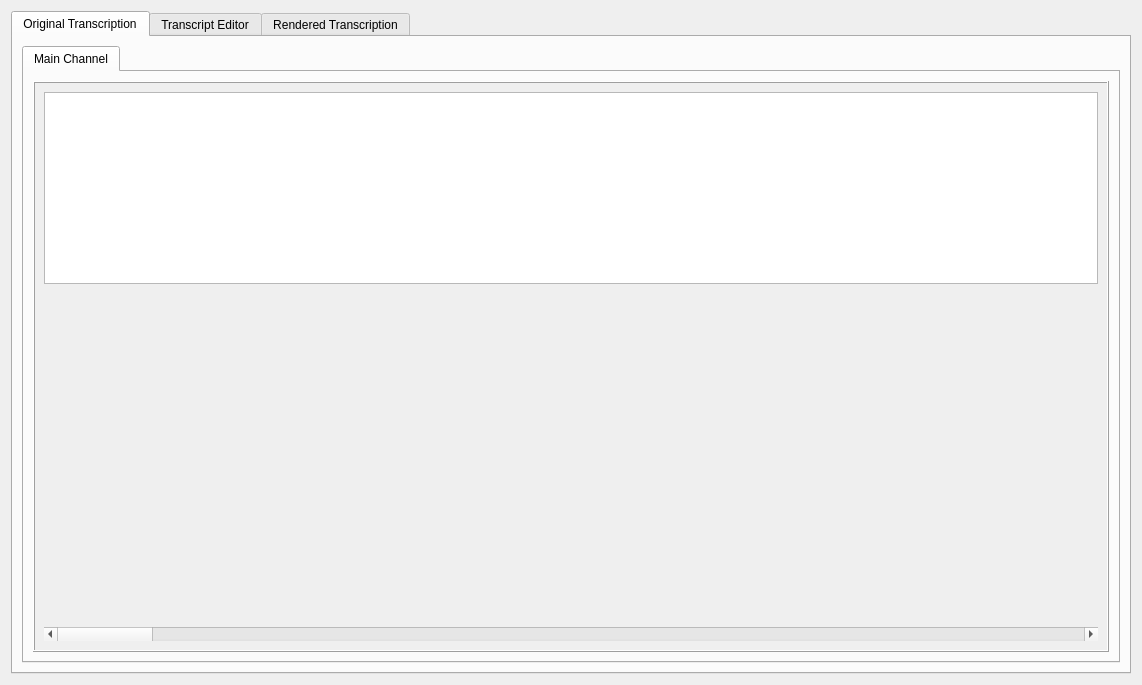
ElliotCouvignou/ECE445, file UserInterface/GUI.ui: the form before one commit.
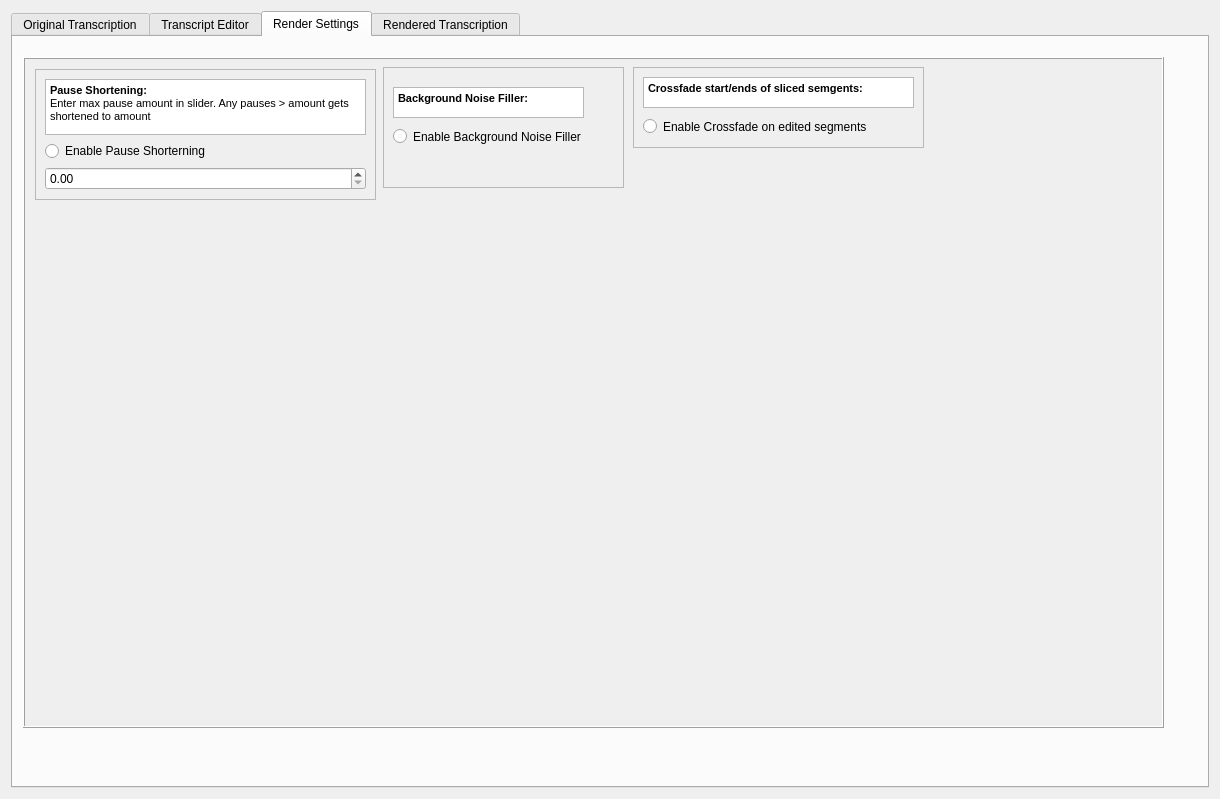
The form after the commit. The open tabs and pages were chosen to show the change.

The edit to the form file:
```diff
--- a/UserInterface/GUI.ui
+++ b/UserInterface/GUI.ui
@@ -6,8 +6,8 @@
    <rect>
     <x>0</x>
     <y>0</y>
-    <width>1142</width>
-    <height>685</height>
+    <width>1220</width>
+    <height>799</height>
    </rect>
   </property>
   <property name="sizePolicy">
@@ -221,6 +221,174 @@
        </item>
       </layout>
      </widget>
+     <widget class="QWidget" name="tab_3">
+      <attribute name="title">
+       <string>Render Settings</string>
+      </attribute>
+      <widget class="QFrame" name="RenderSettingsFrame">
+       <property name="geometry">
+        <rect>
+         <x>10</x>
+         <y>20</y>
+         <width>1141</width>
+         <height>671</height>
+        </rect>
+       </property>
+       <property name="sizePolicy">
+        <sizepolicy hsizetype="Minimum" vsizetype="Minimum">
+         <horstretch>0</horstretch>
+         <verstretch>0</verstretch>
+        </sizepolicy>
+       </property>
+       <property name="layoutDirection">
+        <enum>Qt::LeftToRight</enum>
+       </property>
+       <property name="autoFillBackground">
+        <bool>true</bool>
+       </property>
+       <property name="frameShape">
+        <enum>QFrame::Box</enum>
+       </property>
+       <property name="frameShadow">
+        <enum>QFrame::Raised</enum>
+       </property>
+       <widget class="QFrame" name="PauseShorteningFrame">
+        <property name="geometry">
+         <rect>
+          <x>12</x>
+          <y>12</y>
+          <width>341</width>
+          <height>131</height>
+         </rect>
+        </property>
+        <property name="frameShape">
+         <enum>QFrame::StyledPanel</enum>
+        </property>
+        <property name="frameShadow">
+         <enum>QFrame::Raised</enum>
+        </property>
+        <layout class="QGridLayout" name="gridLayout_10">
+         <item row="0" column="0">
+          <widget class="QTextEdit" name="PauseShorteningText">
+           <property name="html">
+            <string>&lt;!DOCTYPE HTML PUBLIC &quot;-//W3C//DTD HTML 4.0//EN&quot; &quot;http://www.w3.org/TR/REC-html40/strict.dtd&quot;&gt;
+&lt;html&gt;&lt;head&gt;&lt;meta name=&quot;qrichtext&quot; content=&quot;1&quot; /&gt;&lt;style type=&quot;text/css&quot;&gt;
+p, li { white-space: pre-wrap; }
+&lt;/style&gt;&lt;/head&gt;&lt;body style=&quot; font-family:'MS Shell Dlg 2'; font-size:8pt; font-weight:400; font-style:normal;&quot;&gt;
+&lt;p style=&quot; margin-top:0px; margin-bottom:0px; margin-left:0px; margin-right:0px; -qt-block-indent:0; text-indent:0px;&quot;&gt;&lt;span style=&quot; font-weight:600;&quot;&gt;Pause Shortening:&lt;/span&gt;&lt;/p&gt;
+&lt;p style=&quot; margin-top:0px; margin-bottom:0px; margin-left:0px; margin-right:0px; -qt-block-indent:0; text-indent:0px;&quot;&gt;Enter max pause amount in slider. Any pauses &amp;gt; amount gets shortened to amount&lt;/p&gt;&lt;/body&gt;&lt;/html&gt;</string>
+           </property>
+          </widget>
+         </item>
+         <item row="1" column="0">
+          <widget class="QRadioButton" name="PauseShorteningButton">
+           <property name="text">
+            <string>Enable Pause Shorterning</string>
+           </property>
+           <property name="checked">
+            <bool>false</bool>
+           </property>
+          </widget>
+         </item>
+         <item row="2" column="0">
+          <widget class="QDoubleSpinBox" name="PauseShortenAmountBox"/>
+         </item>
+        </layout>
+       </widget>
+       <widget class="QFrame" name="BackgrundNoiseFillFrame">
+        <property name="geometry">
+         <rect>
+          <x>360</x>
+          <y>10</y>
+          <width>241</width>
+          <height>121</height>
+         </rect>
+        </property>
+        <property name="frameShape">
+         <enum>QFrame::StyledPanel</enum>
+        </property>
+        <property name="frameShadow">
+         <enum>QFrame::Raised</enum>
+        </property>
+        <widget class="QTextEdit" name="BackGroundNoiseFillerText">
+         <property name="geometry">
+          <rect>
+           <x>10</x>
+           <y>20</y>
+           <width>191</width>
+           <height>31</height>
+          </rect>
+         </property>
+         <property name="html">
+          <string>&lt;!DOCTYPE HTML PUBLIC &quot;-//W3C//DTD HTML 4.0//EN&quot; &quot;http://www.w3.org/TR/REC-html40/strict.dtd&quot;&gt;
+&lt;html&gt;&lt;head&gt;&lt;meta name=&quot;qrichtext&quot; content=&quot;1&quot; /&gt;&lt;style type=&quot;text/css&quot;&gt;
+p, li { white-space: pre-wrap; }
+&lt;/style&gt;&lt;/head&gt;&lt;body style=&quot; font-family:'MS Shell Dlg 2'; font-size:8pt; font-weight:400; font-style:normal;&quot;&gt;
+&lt;p style=&quot; margin-top:0px; margin-bottom:0px; margin-left:0px; margin-right:0px; -qt-block-indent:0; text-indent:0px;&quot;&gt;&lt;span style=&quot; font-weight:600;&quot;&gt;Background Noise Filler:&lt;/span&gt;&lt;/p&gt;&lt;/body&gt;&lt;/html&gt;</string>
+         </property>
+        </widget>
+        <widget class="QRadioButton" name="BackgroundNoiseFillButton">
+         <property name="geometry">
+          <rect>
+           <x>10</x>
+           <y>60</y>
+           <width>191</width>
+           <height>19</height>
+          </rect>
+         </property>
+         <property name="text">
+          <string>Enable Background Noise Filler</string>
+         </property>
+        </widget>
+       </widget>
+       <widget class="QFrame" name="WindowingEnableFrame">
+        <property name="geometry">
+         <rect>
+          <x>610</x>
+          <y>10</y>
+          <width>291</width>
+          <height>81</height>
+         </rect>
+        </property>
+        <property name="frameShape">
+         <enum>QFrame::StyledPanel</enum>
+        </property>
+        <property name="frameShadow">
+         <enum>QFrame::Raised</enum>
+        </property>
+        <widget class="QTextEdit" name="CrossfadeEnableText">
+         <property name="geometry">
+          <rect>
+           <x>10</x>
+           <y>10</y>
+           <width>271</width>
+           <height>31</height>
+          </rect>
+         </property>
+         <property name="html">
+          <string>&lt;!DOCTYPE HTML PUBLIC &quot;-//W3C//DTD HTML 4.0//EN&quot; &quot;http://www.w3.org/TR/REC-html40/strict.dtd&quot;&gt;
+&lt;html&gt;&lt;head&gt;&lt;meta name=&quot;qrichtext&quot; content=&quot;1&quot; /&gt;&lt;style type=&quot;text/css&quot;&gt;
+p, li { white-space: pre-wrap; }
+&lt;/style&gt;&lt;/head&gt;&lt;body style=&quot; font-family:'MS Shell Dlg 2'; font-size:8pt; font-weight:400; font-style:normal;&quot;&gt;
+&lt;p style=&quot; margin-top:0px; margin-bottom:0px; margin-left:0px; margin-right:0px; -qt-block-indent:0; text-indent:0px;&quot;&gt;&lt;span style=&quot; font-weight:600;&quot;&gt;Crossfade start/ends of sliced semgents:&lt;/span&gt;&lt;/p&gt;&lt;/body&gt;&lt;/html&gt;</string>
+         </property>
+        </widget>
+        <widget class="QRadioButton" name="CrossfadeEnableButton">
+         <property name="geometry">
+          <rect>
+           <x>10</x>
+           <y>50</y>
+           <width>231</width>
+           <height>19</height>
+          </rect>
+         </property>
+         <property name="text">
+          <string>Enable Crossfade on edited segments</string>
+         </property>
+        </widget>
+       </widget>
+      </widget>
+     </widget>
      <widget class="QWidget" name="tab2">
       <attribute name="title">
        <string>Rendered Transcription</string>
```
Left out of the diff: 2 changed lines with no effect on the pictures.
